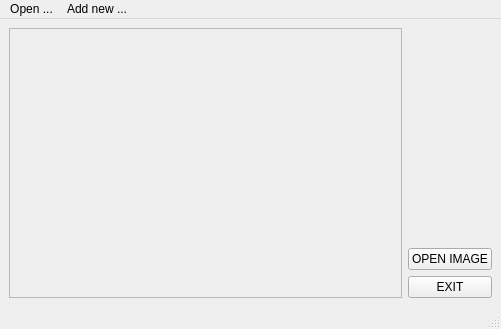
Old version of the form mainwindow.ui in the repository VanillaBerry/skt-desktop.
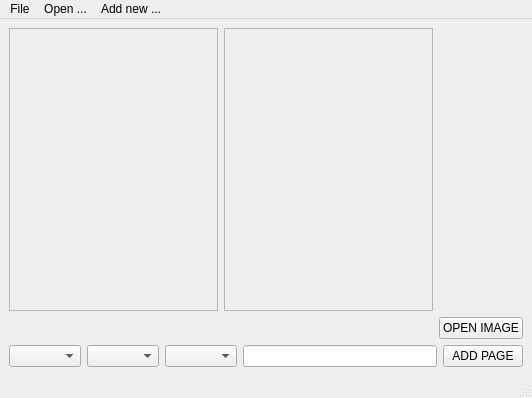
New version of the form. Icons and pictures are not drawn.

The edit to the form file:
```diff
--- a/mainwindow.ui
+++ b/mainwindow.ui
@@ -6,8 +6,8 @@
    <rect>
     <x>0</x>
     <y>0</y>
-    <width>501</width>
-    <height>329</height>
+    <width>532</width>
+    <height>398</height>
    </rect>
   </property>
   <property name="sizePolicy">
@@ -46,7 +46,7 @@
     <bool>false</bool>
    </property>
    <layout class="QGridLayout" name="gridLayout">
-    <item row="0" column="0" rowspan="3">
+    <item row="0" column="0">
      <widget class="QScrollArea" name="scrollArea_tree">
       <property name="widgetResizable">
        <bool>true</bool>
@@ -56,14 +56,31 @@
         <rect>
          <x>0</x>
          <y>0</y>
-         <width>400</width>
-         <height>268</height>
+         <width>212</width>
+         <height>277</height>
         </rect>
        </property>
       </widget>
      </widget>
     </item>
     <item row="0" column="1">
+     <widget class="QScrollArea" name="scrollArea_list">
+      <property name="widgetResizable">
+       <bool>true</bool>
+      </property>
+      <widget class="QWidget" name="scrollAreaWidgetContents_2">
+       <property name="geometry">
+        <rect>
+         <x>0</x>
+         <y>0</y>
+         <width>211</width>
+         <height>277</height>
+        </rect>
+       </property>
+      </widget>
+     </widget>
+    </item>
+    <item row="0" column="2">
      <spacer name="verticalSpacer">
       <property name="orientation">
        <enum>Qt::Vertical</enum>
@@ -76,19 +93,35 @@
       </property>
      </spacer>
     </item>
-    <item row="1" column="1">
+    <item row="1" column="2">
      <widget class="QPushButton" name="pushButton_newimg">
       <property name="text">
        <string>OPEN IMAGE</string>
       </property>
      </widget>
     </item>
-    <item row="2" column="1">
-     <widget class="QPushButton" name="pushButton_Exit">
-      <property name="text">
-       <string>EXIT</string>
-      </property>
-     </widget>
+    <item row="2" column="0" colspan="3">
+     <layout class="QHBoxLayout" name="horizontalLayout">
+      <item>
+       <widget class="QComboBox" name="comboBox_Semester"/>
+      </item>
+      <item>
+       <widget class="QComboBox" name="comboBox_Subject"/>
+      </item>
+      <item>
+       <widget class="QComboBox" name="comboBox_Lecture"/>
+      </item>
+      <item>
+       <widget class="QLineEdit" name="lineEdit_PageName"/>
+      </item>
+      <item>
+       <widget class="QPushButton" name="pushButton_AddPage">
+        <property name="text">
+         <string>ADD PAGE</string>
+        </property>
+       </widget>
+      </item>
+     </layout>
     </item>
    </layout>
   </widget>
@@ -98,7 +131,7 @@
     <rect>
      <x>0</x>
      <y>0</y>
-     <width>501</width>
+     <width>532</width>
      <height>21</height>
     </rect>
    </property>
@@ -117,6 +150,13 @@
     </property>
     <addaction name="actionA_database"/>
    </widget>
+   <widget class="QMenu" name="menuFile">
+    <property name="title">
+     <string>File</string>
+    </property>
+    <addaction name="actionExit"/>
+   </widget>
+   <addaction name="menuFile"/>
    <addaction name="menuOpen"/>
    <addaction name="menuAdd_new"/>
   </widget>
```
Left out of the diff: 5 changed lines with no effect on the pictures.
